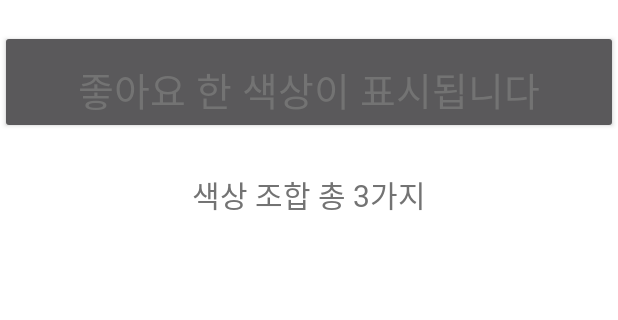
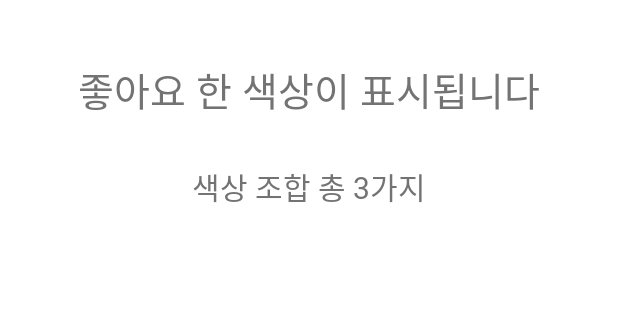
Before and after one commit to muyeyong-skku/colorgolla, an Android app: the screen it shows after launch (UserActivity), after a tap on an icon or button, on a phone screen of 412 x 824 dp, the part 75-395 px from its top. Run offline under Robolectric (Android 15) with nearby library versions, the phone set to English and light mode, and no system bars.

Commit message:
데이터베이스 전까지 완성

```diff
--- a/app/src/main/AndroidManifest.xml
+++ b/app/src/main/AndroidManifest.xml
@@ -2,6 +2,8 @@
 <manifest xmlns:android="http://schemas.android.com/apk/res/android"
     package="com.example.muyeyong">
     <uses-permission android:name="android.permission.WRITE_EXTERNAL_STORAGE"/>
+    <uses-permission android:name="android.permission.READ_EXTERNAL_STORAGE"/>
+
 
     <application
         android:allowBackup="true"
--- a/app/src/main/java/com/example/muyeyong/MainActivity.java
+++ b/app/src/main/java/com/example/muyeyong/MainActivity.java
@@ -41,7 +41,7 @@ import java.util.ArrayList;
 
 public class MainActivity extends AppCompatActivity {
     ArrayList<color> al = new ArrayList<color>();
-    private static final int MY_PERMISSION_STORAGE = 1111;
+  private static final int MY_PERMISSION_STORAGE = 1111;
     GridView lv;
 
     @Override
@@ -50,7 +50,7 @@ public class MainActivity extends AppCompatActivity {
         setContentView(R.layout.activity_main);
 
 
-        al.add(new color("a","b","c","d",R.drawable.i1,"e"));
+        al.add(new color("#222831","#393E46","#00ADB5","#EEEEEE",R.drawable.i1,"e"));
         al.add(new color("a","b","c","d",R.drawable.i2,"e"));
         al.add(new color("a","b","c","d",R.drawable.i3,"e"));
         al.add(new color("a","b","c","d",R.drawable.i4,"e"));
@@ -60,7 +60,7 @@ public class MainActivity extends AppCompatActivity {
         al.add(new color("a","b","c","d",R.drawable.i8,"e"));
         al.add(new color("a","b","c","d",R.drawable.i9,"e"));
         al.add(new color("a","b","c","d",R.drawable.i10,"e"));
-        al.add(new color("a","b","c","d",R.drawable.i11,"e"));
+        al.add(new color("#F1F3DE","#EB8F8F","#EC0101","#CD0A0A",R.drawable.i11,"e"));
         al.add(new color("a","b","c","d",R.drawable.i12,"e"));
         al.add(new color("a","b","c","d",R.drawable.i13,"e"));
         al.add(new color("a","b","c","d",R.drawable.i14,"e"));
--- a/app/src/main/res/layout/activity_detail.xml
+++ b/app/src/main/res/layout/activity_detail.xml
@@ -166,8 +166,7 @@
                 android:layout_width="100dp"
                 android:layout_height="90dp"
                 android:layout_marginHorizontal="5dp"
-                android:background="@drawable/like"
-                android:onClick="storeImage"/>
+                android:background="@drawable/like"/>
 
             <ImageButton
                 android:id="@+id/savebtn"
--- a/app/src/main/res/layout/activity_user.xml
+++ b/app/src/main/res/layout/activity_user.xml
@@ -60,7 +60,7 @@
         app:layout_constraintTop_toBottomOf="@+id/linear1"
         tools:layout_editor_absoluteX="12dp">
 
-        <Button
+        <TextView
             android:id="@+id/textView4"
             android:layout_width="match_parent"
             android:layout_height="wrap_content"
@@ -69,8 +69,7 @@
             android:text="좋아요 한 색상이 표시됩니다"
             android:textColor="@color/gray"
             android:textSize="26sp"
-            android:fontFamily="@font/ngeb"
-            android:onClick="getData"/>
+            android:fontFamily="@font/ngeb"/>
 
         <TextView
             android:id="@+id/textView5"
@@ -86,53 +85,25 @@
     </LinearLayout>
     <ScrollView
         android:layout_width="match_parent"
-        android:layout_height="wrap_content"
+        android:layout_height="1000dp"
         app:layout_constraintTop_toBottomOf="@+id/linear2">
 
         <LinearLayout
             android:id="@+id/linear3"
-            android:layout_gravity="center"
-            android:layout_width="wrap_content"
+            android:layout_width="match_parent"
             android:layout_height="wrap_content"
-            android:orientation="horizontal"
-            app:layout_constraintTop_toBottomOf="@+id/linear2"
-            tools:layout_editor_absoluteX="12dp">
+            android:orientation="horizontal">
 
-        <androidx.recyclerview.widget.RecyclerView
-            android:layout_width="match_parent"
-            android:layout_height="match_parent"
-            android:id="@+id/imageRV"/>
-
-<!--            <GridLayout-->
-<!--                android:layout_width="match_parent"-->
-<!--                android:layout_height="match_parent"-->
-<!--                android:layout_gravity="center"-->
-<!--                android:padding="30dp"-->
-<!--                android:columnCount="2"-->
-<!--                android:orientation="horizontal">-->
+            <GridView
+                android:id="@+id/listView2"
+                android:layout_width="match_parent"
+                android:layout_height="1200dp"
+                android:layout_gravity="center"
+                android:layout_margin="8dp"
+                android:numColumns="2">
 
 
-<!--                <ImageView-->
-<!--                    android:id="@+id/imageView"-->
-<!--                    android:layout_width="150dp"-->
-<!--                    android:layout_height="150dp"-->
-<!--                    android:padding="10dp"-->
-<!--                    app:srcCompat="@drawable/i11" />-->
-
-<!--                <ImageView-->
-<!--                    android:id="@+id/imageView6"-->
-<!--                    android:layout_width="150dp"-->
-<!--                    android:layout_height="150dp"-->
-<!--                    android:padding="10dp"-->
-<!--                    app:srcCompat="@drawable/i10" />-->
-
-<!--                <ImageView-->
-<!--                    android:id="@+id/imageView7"-->
-<!--                    android:layout_width="150dp"-->
-<!--                    android:layout_height="150dp"-->
-<!--                    android:padding="10dp"-->
-<!--                    app:srcCompat="@drawable/i1" />-->
-<!--            </GridLayout>-->
+            </GridView>
 
 
         </LinearLayout>
--- a/app/src/main/res/layout/row.xml
+++ b/app/src/main/res/layout/row.xml
@@ -5,8 +5,8 @@
 
     <ImageView
         android:id="@+id/imageView1"
-        android:layout_width="200dp"
-        android:layout_height="200dp"
+        android:layout_width="190dp"
+        android:layout_height="190dp"
         android:src="@drawable/abc_btn_radio_to_on_mtrl_015" />
 
 
--- a/app/src/main/res/values/colors.xml
+++ b/app/src/main/res/values/colors.xml
@@ -8,4 +8,6 @@
     <color name="black">#FF000000</color>
     <color name="white">#FFFFFFFF</color>
     <color name="gray">#737373</color>
+
+
 </resources>
```
Also changed, not shown: app/src/main/java/com/example/muyeyong/DetailActivity.java (+52 -5 lines), app/src/main/java/com/example/muyeyong/UserActivity.java (+6 -1 lines), app/src/main/res/layout/activity_main.xml (+4 -3 lines).
